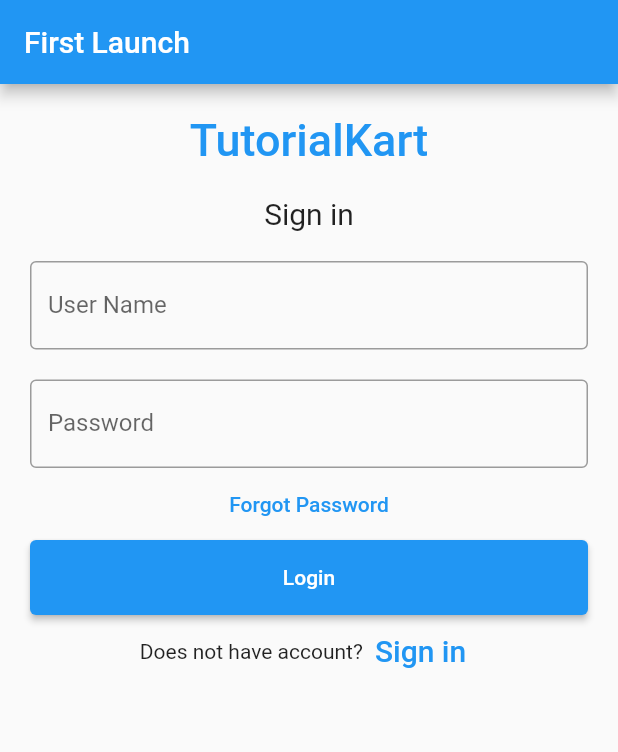
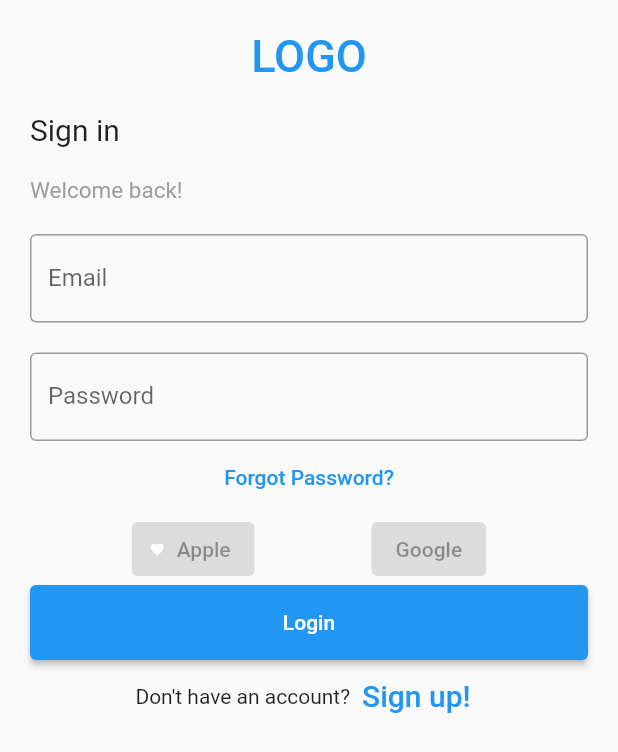
Before and after one commit to JonesParEnvorso/envorsocarcharger, a Flutter app: the screen it shows after launch, on a phone screen of 412 x 824 dp. Shown: the top 752 px of the screen. Run offline on Flutter 3.47's test engine with Material 2 defaults, Android fonts, the phone set to English and light mode, and no system bars; our stand-ins replace avatar_glow, cloud_firestore, firebase_core, google_maps_flutter, speech_to_text; missing offline and left inert: highlight_text; accounts and stored records are empty.

Commit message:
Some changes to firstlaunch.dart

```diff
--- a/envorso_charging_app/lib/firstlaunch.dart
+++ b/envorso_charging_app/lib/firstlaunch.dart
@@ -35,37 +35,44 @@
   @override
   Widget build(BuildContext context) {
     return Scaffold(
-        appBar: AppBar(
-          title: Text("First Launch"),
-        ),
+
         body: Padding(
             padding: const EdgeInsets.all(10),
             child: ListView(
               children: <Widget>[
                 Container(
                     alignment: Alignment.center,
+
                     padding: const EdgeInsets.all(10),
                     child: const Text(
-                      'TutorialKart',
+                      'LOGO',
                       style: TextStyle(
                           color: Colors.blue,
                           fontWeight: FontWeight.w500,
                           fontSize: 30),
                     )),
                 Container(
-                    alignment: Alignment.center,
+                    alignment: Alignment.centerLeft,
                     padding: const EdgeInsets.all(10),
                     child: const Text(
                       'Sign in',
                       style: TextStyle(fontSize: 20),
                     )),
                 Container(
+                  alignment: Alignment.centerLeft,
+                  padding: const EdgeInsets.all(10),
+                  child: const Text(
+                    'Welcome back!',
+                    style: TextStyle(fontSize: 15, color: Colors.grey),
+                  )),
+
+                Container(
                   padding: const EdgeInsets.all(10),
                   child: TextField(
                     controller: nameController,
                     decoration: const InputDecoration(
                       border: OutlineInputBorder(),
-                      labelText: 'User Name',
+                      labelText: 'Email',
                     ),
                   ),
                 ),
@@ -85,8 +92,33 @@
                     //forgot password screen
                   },
                   child: const Text(
-                    'Forgot Password',
+                    'Forgot Password?',
                   ),
+                ),
+                Row(
+                    mainAxisAlignment: MainAxisAlignment.spaceEvenly,
+
+                    children:<Widget>[
+                      ElevatedButton.icon(
+
+                        onPressed: null,
+                        icon: Icon(
+                          Icons.favorite,
+                          color: Colors.white,
+                          size: 10,
+                        ),
+                        label: Text('Apple'),
+                        style: ElevatedButton.styleFrom (
+                          primary: Colors.black,
+                        ),
+
+
+                      ),
+                      ElevatedButton(
+                        onPressed: null,
+                        child: const Text('Google'),
+                      )
+                    ]
                 ),
                 Container(
                     height: 50,
@@ -100,10 +132,10 @@
                     )),
                 Row(
                   children: <Widget>[
-                    const Text('Does not have account?'),
+                    const Text("Don't have an account?"),
                     TextButton(
                       child: const Text(
-                        'Sign in',
+                        'Sign up!',
                         style: TextStyle(fontSize: 20),
                       ),
                       onPressed: () {
--- a/envorso_charging_app/pubspec.yaml
+++ b/envorso_charging_app/pubspec.yaml
@@ -48,6 +48,7 @@
   avatar_glow: ^2.0.2
   highlight_text: ^1.3.0
   speech_to_text: ^5.4.2
+  flutter_signin_button: ^2.0.0
 
 dev_dependencies:
   flutter_test:
```
Also changed, not shown: envorso_charging_app/pubspec.lock.
